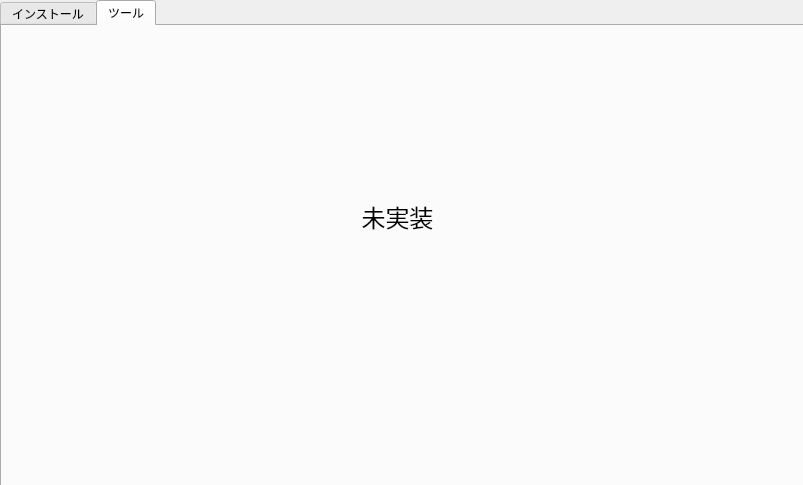
Qt form main.ui (0kq-github/TSBTools) before a commit.
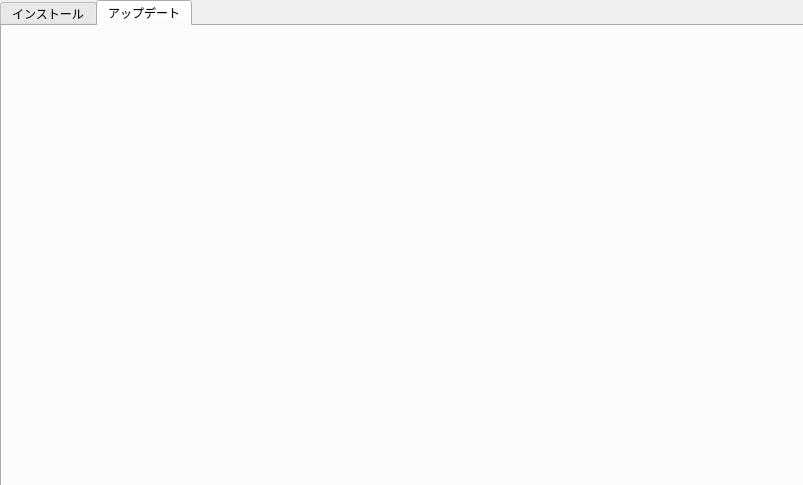
The same form after that commit. The open tabs and pages were chosen to show the change.

Commit message: バージョン表記を修正

```diff
--- a/main.ui
+++ b/main.ui
@@ -206,21 +206,8 @@
     </widget>
     <widget class="QWidget" name="tab_2">
      <attribute name="title">
-      <string>ツール</string>
+      <string>アップデート</string>
      </attribute>
-     <widget class="QLabel" name="label_5">
-      <property name="geometry">
-       <rect>
-        <x>230</x>
-        <y>120</y>
-        <width>331</width>
-        <height>141</height>
-       </rect>
-      </property>
-      <property name="text">
-       <string>&lt;html&gt;&lt;head/&gt;&lt;body&gt;&lt;p align=&quot;center&quot;&gt;&lt;span style=&quot; font-size:18pt;&quot;&gt;未実装&lt;/span&gt;&lt;/p&gt;&lt;/body&gt;&lt;/html&gt;</string>
-      </property>
-     </widget>
     </widget>
    </widget>
   </widget>
```
The commit also changes 1 other file.
